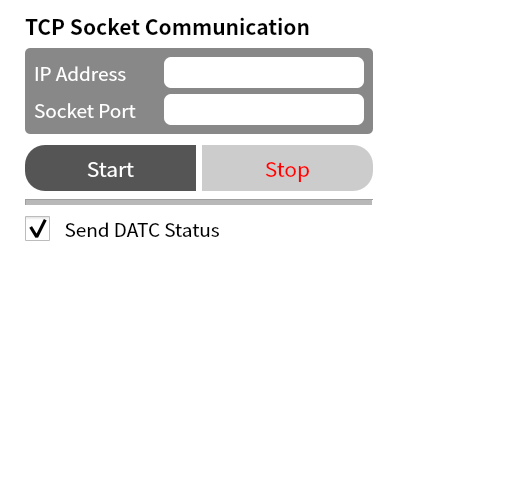
First picture: the form in datc_control/ui/tcp_form.ui, repository PlanA2G/datc_user_interface_ros2, before the edit.
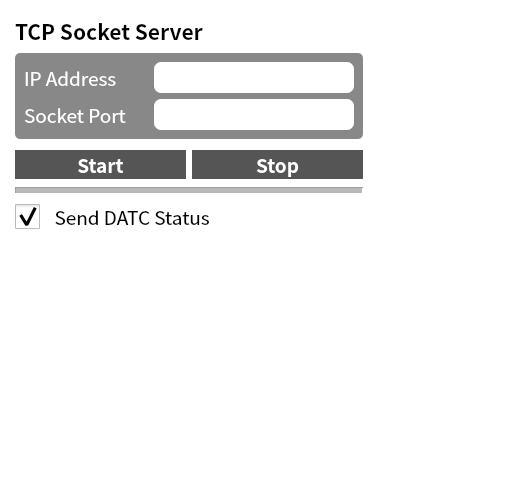
Second picture: the form after the edit.

Patch:
```diff
--- a/datc_control/ui/tcp_form.ui
+++ b/datc_control/ui/tcp_form.ui
@@ -34,15 +34,13 @@
 #pushButton_tcp_start{
 	background-color:#555555;
 	color:#FFFFFF;
-	padding:7px;
 	border-top-left-radius:20px;
 	border-bottom-left-radius:20px;
 }
 
 #pushButton_tcp_stop{
-	background-color:#CCCCCC;
-	color:#FF0000;
-	padding:7px;
+	background-color:#555555;
+	color:#FFFFFF;
 	border-top-right-radius:20px;
 	border-bottom-right-radius:20px;
 }
@@ -58,10 +56,10 @@
   </property>
   <layout class="QGridLayout" name="gridLayout">
    <property name="leftMargin">
-    <number>25</number>
+    <number>15</number>
    </property>
    <property name="topMargin">
-    <number>10</number>
+    <number>15</number>
    </property>
    <item row="0" column="0">
     <layout class="QVBoxLayout" name="verticalLayout">
@@ -76,7 +74,7 @@
         </font>
        </property>
        <property name="text">
-        <string>TCP Socket Communication</string>
+        <string>TCP Socket Server</string>
        </property>
       </widget>
      </item>
@@ -222,6 +220,9 @@
         </item>
         <item row="0" column="1">
          <widget class="QLineEdit" name="lineEdit_tcp_addr">
+          <property name="enabled">
+           <bool>false</bool>
+          </property>
           <property name="minimumSize">
            <size>
             <width>200</width>
@@ -418,7 +419,9 @@
          <property name="font">
           <font>
            <family>Noto Sans CJK HK</family>
-           <pointsize>16</pointsize>
+           <pointsize>14</pointsize>
+           <weight>75</weight>
+           <bold>true</bold>
           </font>
          </property>
          <property name="text">
@@ -431,7 +434,9 @@
          <property name="font">
           <font>
            <family>Noto Sans CJK HK</family>
-           <pointsize>16</pointsize>
+           <pointsize>14</pointsize>
+           <weight>75</weight>
+           <bold>true</bold>
           </font>
          </property>
          <property name="text">
```
